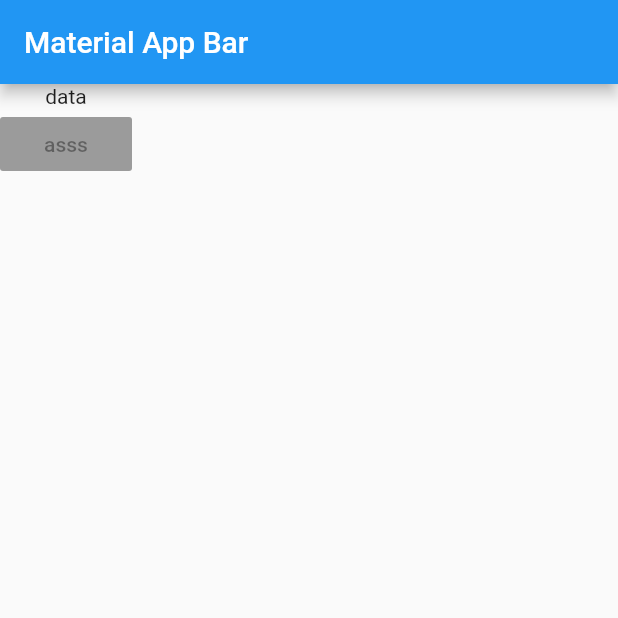
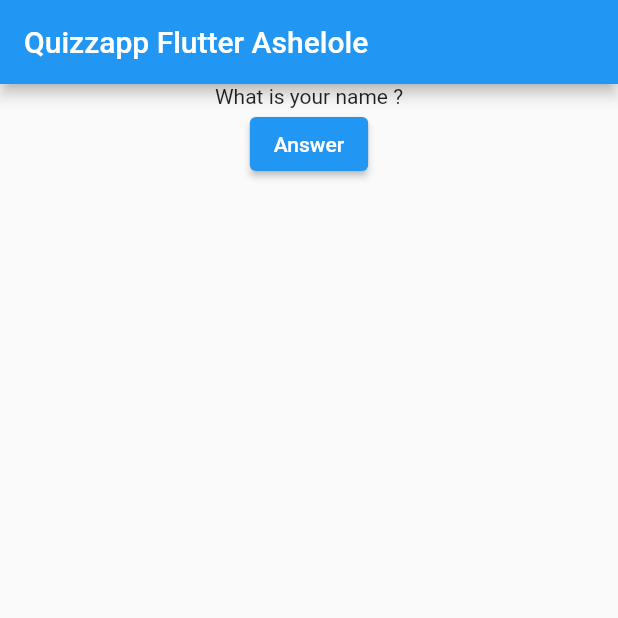
Before and after one commit to raview69/quizapp, a Flutter app: the screen it shows after launch, on a phone screen of 412 x 824 dp, the top half of it. Run offline on Flutter 3.47's test engine with Material 2 defaults, Android fonts, the phone set to English and light mode, and no system bars.

Commit message:
update project.pbxproj and main.dart

```diff
--- a/lib/main.dart
+++ b/lib/main.dart
@@ -1,25 +1,69 @@
 import 'package:flutter/material.dart';
 
-void main() => runApp(const MyApp());
+void main() => runApp(MyApp());
 
+// ignore: use_key_in_widget_constructors
 class MyApp extends StatelessWidget {
-  const MyApp({Key? key}) : super(key: key);
+  @override
+  Widget build(BuildContext context) {
+    return MaterialApp(
+      title: 'Flutter Demo',
+      debugShowCheckedModeBanner: false,
+      theme: ThemeData(
+        primarySwatch: Colors.blue,
+      ),
+      home: const MyHomePage(title: 'Quizzapp Flutter Ashelole'),
+    );
+  }
+}
+
+class MyHomePage extends StatefulWidget {
+  final String title;
+
+  const MyHomePage({
+    Key? key,
+    required this.title,
+  }) : super(key: key);
+
+  @override
+  State<MyHomePage> createState() => _MyHomePageState();
+}
+
+class _MyHomePageState extends State<MyHomePage> {
+  var questions = [
+    'What is your name ?',
+    'What is your age ?',
+    'What is your color ?'
+  ];
+
+  var questionsIndex = 0;
+
+  void onPressed() {
+    setState(() {
+      questionsIndex = questionsIndex + 1;
+    });
+    // ignore: avoid_print
+    print(questionsIndex);
+  }
 
   @override
   Widget build(BuildContext context) {
-    return MaterialApp(
-      title: 'Material App',
-      home: Scaffold(
-        appBar: AppBar(
-          title: const Text('Material App Bar'),
-        ),
-        body: Column(
-          children: const [
-            Text('data'),
-            RaisedButton(
-              onPressed: null,
-              child: Text('asss'),
+    return Scaffold(
+      appBar: AppBar(
+        title: Text(widget.title),
+      ),
+      body: Center(
+        child: Column(
+          children: [
+            Text(
+              questions[0],
+            ),
+            ElevatedButton(
+              onPressed: onPressed,
+              child: const Text(
+                'Answer',
               ),
+            )
           ],
         ),
       ),
```
